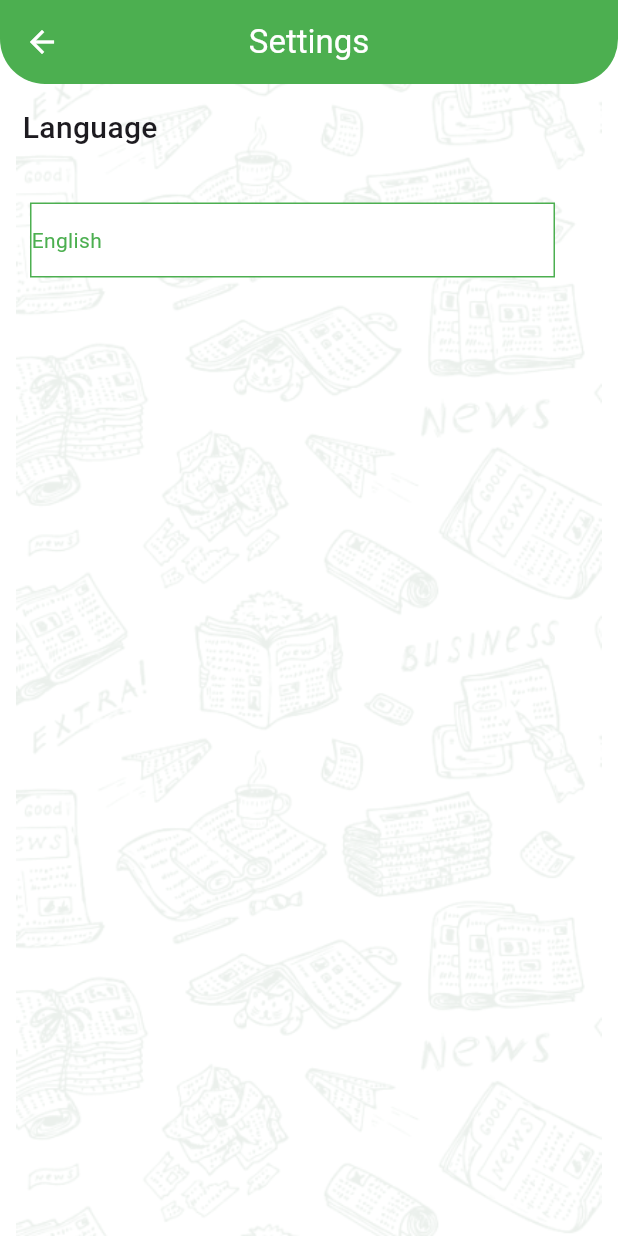
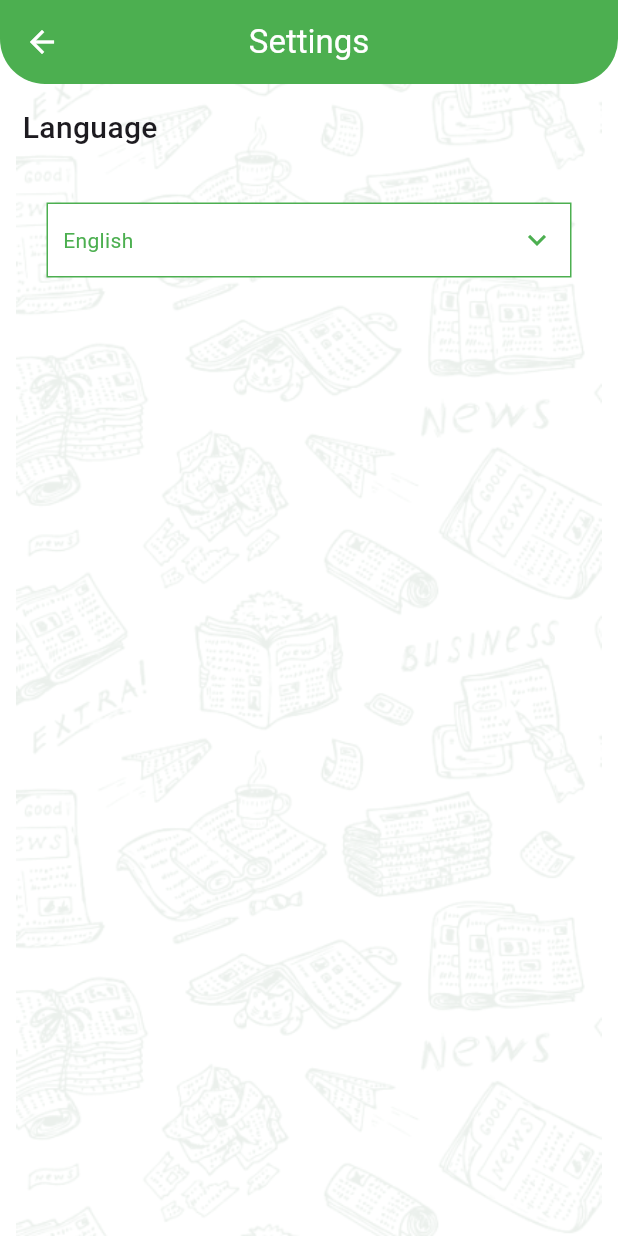
Before and after one commit to SalmaEltawel/news_project, a Flutter app: the Settings screen opened by its route, on a phone screen of 412 x 824 dp. Run offline on Flutter 3.47's test engine with Material 3 defaults, Android fonts, the phone set to English and light mode, and no system bars; our stand-ins replace cached_network_image; generated files the repository leaves out were written again.

Commit message:
setting finished

```diff
--- /dev/null
+++ b/l10n.yaml
@@ -0,0 +1,3 @@
+arb-dir: lib/l10n
+template-arb-file: app_en.arb
+output-localization-file: app_localizations.dart
--- a/lib/models/category_model.dart
+++ b/lib/models/category_model.dart
@@ -1,5 +1,4 @@
 import 'package:flutter/material.dart';
-
 class CategoryModel {
   String name;
 
@@ -17,7 +16,7 @@ class CategoryModel {
     return [
       CategoryModel(
           id: "sports",
-          name: "Sports",
+          name: "sports",
           Image: "assets/images/sports.png",
           color: Color(0xffC91C22)),
       CategoryModel(
--- a/lib/screens/category_tabs.dart
+++ b/lib/screens/category_tabs.dart
@@ -2,6 +2,7 @@ import 'package:flutter/material.dart';
 import 'package:news/screens/category_item.dart';
 
 import '../models/category_model.dart';
+import 'package:flutter_gen/gen_l10n/app_localizations.dart';
 
 class CategoryTab extends StatelessWidget {
   Function onClick;
@@ -16,7 +17,7 @@ class CategoryTab extends StatelessWidget {
       padding: const EdgeInsets.all(8.0),
       child: Column(
         children: [
-          Text("Pick your categoryof interest",
+          Text(AppLocalizations.of(context)!.appTitle,
               style: TextStyle(
                   fontSize: 25,
                   fontWeight: FontWeight.w600,
--- a/lib/screens/settings.dart
+++ b/lib/screens/settings.dart
@@ -1,4 +1,8 @@
 import 'package:flutter/material.dart';
+import 'package:news/screens/language_bottom_sheet.dart';
+import 'package:flutter_gen/gen_l10n/app_localizations.dart';
+import 'package:news/shared/network/provider/my_provider.dart';
+import 'package:provider/provider.dart';
 
 class Settings extends StatelessWidget {
   const Settings({super.key});
@@ -7,6 +11,7 @@ class Settings extends StatelessWidget {
 
   @override
   Widget build(BuildContext context) {
+    var provider = Provider.of<MyProvider>(context);
     return Container(
       decoration: const BoxDecoration(
           color: Colors.white,
@@ -23,7 +28,7 @@ class Settings extends StatelessWidget {
                   bottomLeft: Radius.circular(30)),
               borderSide: BorderSide(color: Colors.transparent)),
           backgroundColor: Colors.green,
-          title: const Text("Settings",
+          title: Text(AppLocalizations.of(context)!.settings,
               style: TextStyle(
                   fontSize: 22,
                   fontWeight: FontWeight.w400,
@@ -32,17 +37,15 @@ class Settings extends StatelessWidget {
         body: Column(children: [
           Container(
             padding: EdgeInsets.symmetric(vertical: 5, horizontal: 5),
-
             margin: EdgeInsets.symmetric(vertical: 10, horizontal: 10),
             child: Row(
               children: [
-                Text("Language",
-                    style: TextStyle(fontSize: 20, fontWeight: FontWeight.w500)),
+                Text(AppLocalizations.of(context)!.language,
+                    style:
+                        TextStyle(fontSize: 20, fontWeight: FontWeight.w500)),
               ],
             ),
           ),
-          Row(
-            children: [
           Container(
             alignment: Alignment.centerLeft,
             margin: EdgeInsets.symmetric(vertical: 20, horizontal: 20),
@@ -50,10 +53,34 @@ class Settings extends StatelessWidget {
             height: 50,
             decoration: BoxDecoration(
                 border: Border.all(color: Colors.green),
-                    borderRadius: BorderRadius.all(Radius.zero), color: Colors.white),
-                child: Text("English", style: TextStyle(color: Colors.green)),
+                borderRadius: BorderRadius.all(Radius.zero),
+                color: Colors.white),
+            child: Padding(
+              padding: const EdgeInsets.all(10.0),
+              child: InkWell(
+                onTap: () {
+                  showModalBottomSheet(
+                    context: context,
+                    builder: (context) {
+                      return Container(
+                        child: LanguageBottomSheet(),
+                      );
+                    },
+                  );
+                },
+                child: Row(
+                  mainAxisAlignment: MainAxisAlignment.spaceBetween,
+                  children: [
+                    Text(provider.language=="en"?AppLocalizations.of(context)!.english:AppLocalizations.of(context)!.arabic,
+                        style: TextStyle(color: Colors.green)),
+                    Icon(
+                      Icons.keyboard_arrow_down,
+                      color: Colors.green,
+                    )
+                  ],
                 ),
-            ],
+              ),
+            ),
           ),
         ]),
       ),
--- /dev/null
+++ b/lib/shared/network/provider/my_provider.dart
@@ -0,0 +1,10 @@
+import 'package:flutter/material.dart';
+
+class MyProvider extends ChangeNotifier{
+  String language="en";
+  changeLanguage(String code){
+    language=code;
+    notifyListeners();
+
+  }
+}
--- a/pubspec.yaml
+++ b/pubspec.yaml
@@ -31,12 +31,15 @@ dependencies:
   flutter:
     sdk: flutter
 
-
   # The following adds the Cupertino Icons font to your application.
   # Use with the CupertinoIcons class for iOS style icons.
   cupertino_icons: ^1.0.2
   http: ^1.2.0
   cached_network_image: ^3.3.1
+  provider: ^6.1.2
+  flutter_localizations:
+    sdk: flutter
+  intl: any
 
 dev_dependencies:
   flutter_test:
@@ -54,6 +57,7 @@ dev_dependencies:
 
 # The following section is specific to Flutter packages.
 flutter:
+  generate: true
 
   # The following line ensures that the Material Icons font is
   # included with your application, so that you can use the icons in
```
Also changed, not shown: lib/l10n/app_ar.arb (added, +18 -0 lines), lib/l10n/app_en.arb (added, +19 -0 lines), lib/layout/home_screen.dart (+4 -6 lines), lib/main.dart (+11 -1 lines), lib/screens/category_item.dart (+10 -6 lines), lib/screens/custom_drawer.dart (+5 -4 lines), lib/screens/language_bottom_sheet.dart (added, +64 -0 lines), pubspec.lock. Lines whose indentation alone changed are shown as unchanged.
